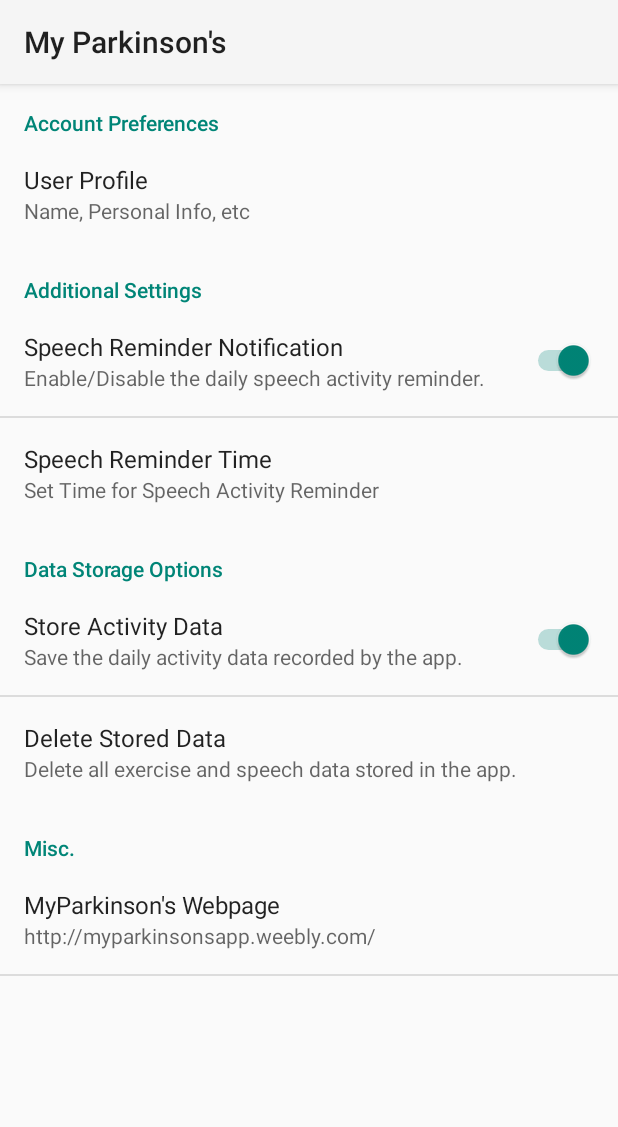
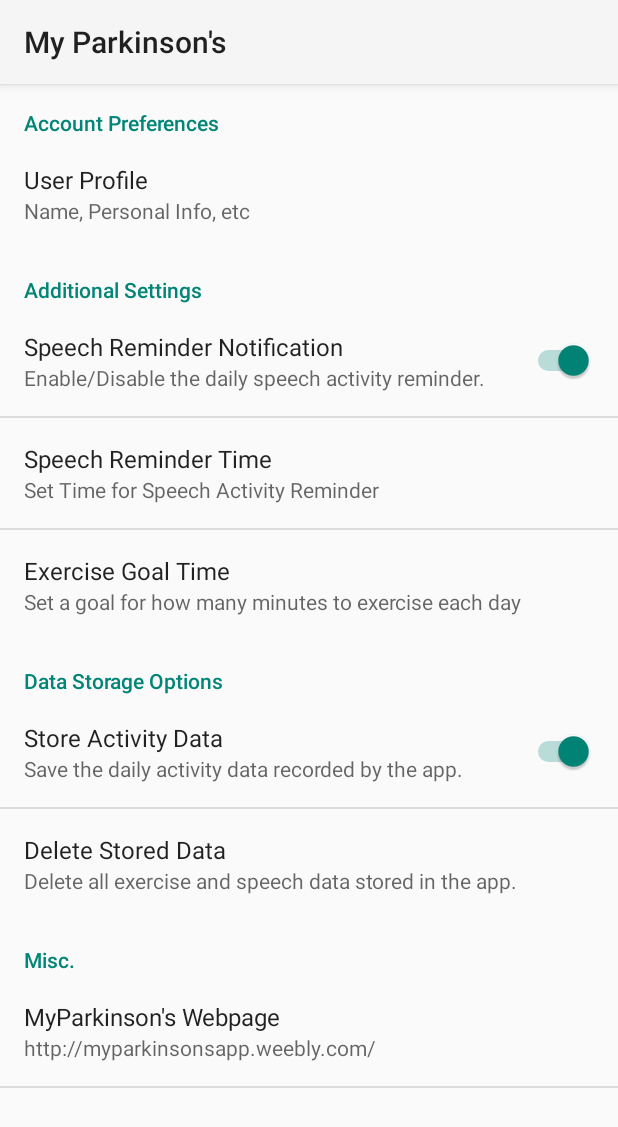
Before and after one commit to MJAlperin23/CS-65-App, an Android app: the SettingsActivity screen opened directly, with no data from a screen before it, on a phone screen of 412 x 824 dp. Shown: the top 1127 px of the screen. Run offline under Robolectric (Android 15) with nearby library versions, the phone set to English and light mode, and no system bars.

Commit message:
more fixes

```diff
--- a/MyParkinsons/app/src/main/java/edu/dartmouth/cs/myparkinsons/ExerciseLogArrayAdapter.java
+++ b/MyParkinsons/app/src/main/java/edu/dartmouth/cs/myparkinsons/ExerciseLogArrayAdapter.java
@@ -56,7 +56,7 @@ public class ExerciseLogArrayAdapter extends ArrayAdapter<ExerciseItem> {
             exerciseButton.setOnClickListener(new View.OnClickListener() {
                 @Override
                 public void onClick(View v) {
-                    Intent i = new Intent(context, ExerciseLogActivity.class);
+                    Intent i = new Intent(context, ExerciseVideoChoices.class);
                     context.startActivity(i);
                 }
             });
@@ -89,6 +89,8 @@ public class ExerciseLogArrayAdapter extends ArrayAdapter<ExerciseItem> {
 
             long time = settingData.getLong(SettingsActivity.EXERCISE_TIME_KEY, 0);
             long minutes = (long) (time * 1.66667e-5);
+
+            //TODO - Format minute vs minutes!
             String text = String.format("%d/%d", minutes, goal);
             circleHolder.bar1.setColor(0xFF29A629);
             circleHolder.bar1.setStrokeWidth(50);
--- a/MyParkinsons/app/src/main/res/xml/settings_preferences.xml
+++ b/MyParkinsons/app/src/main/res/xml/settings_preferences.xml
@@ -31,6 +31,13 @@
             android:key="time_select_key"
             android:title="Speech Reminder Time"
             android:summary="@string/pref_summary" />
+
+        <EditTextPreference
+            android:key="exercise_time_key"
+            android:title="Exercise Goal Time"
+            android:summary="Set a goal for how many minutes to exercise each day"
+            android:numeric="integer"
+            />
 
     </PreferenceCategory>
 
```
Also changed, not shown: MyParkinsons/app/src/main/java/edu/dartmouth/cs/myparkinsons/TrackingService.java (+12 -12 lines).
